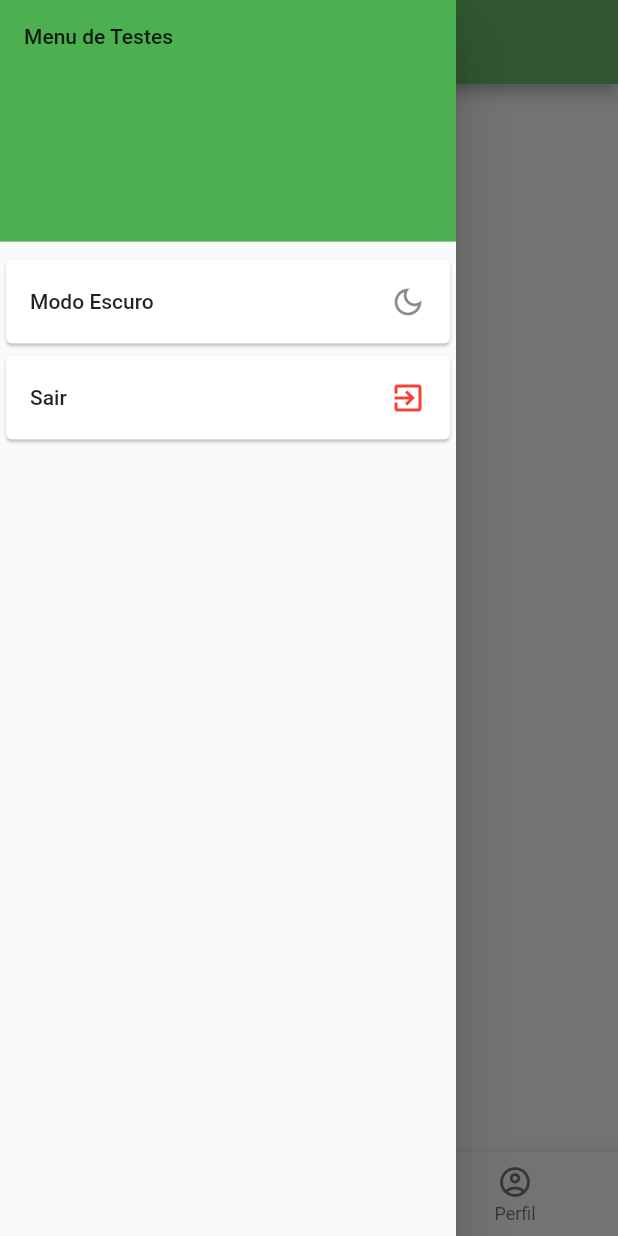
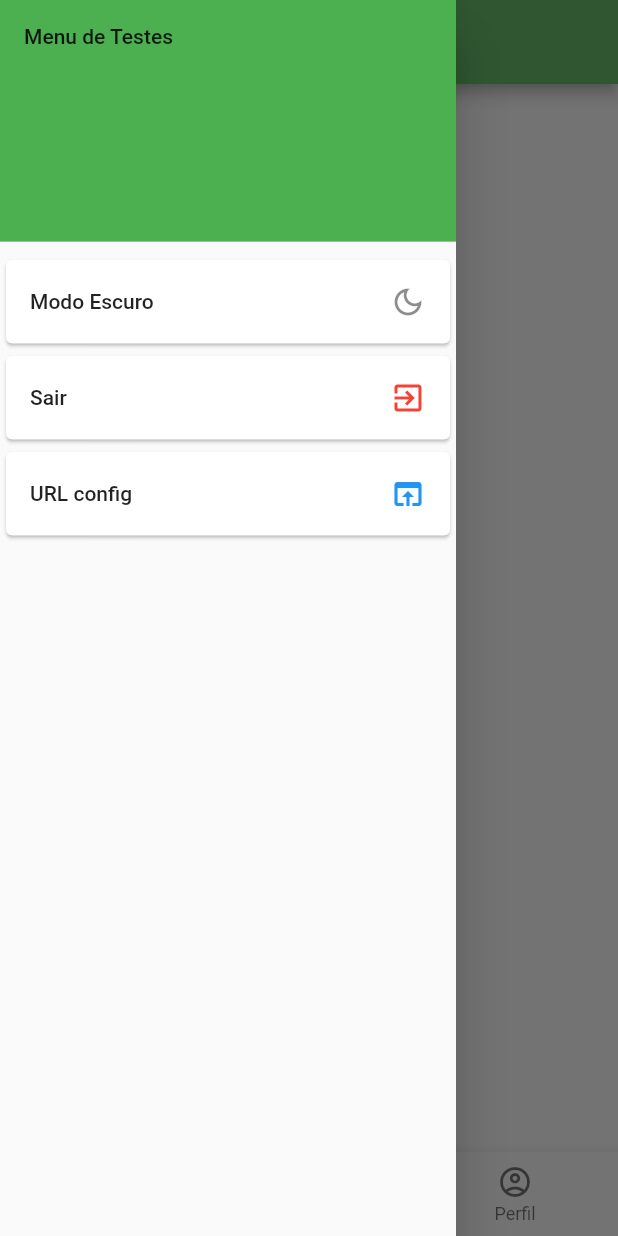
Before and after one commit to caioniehues/ifeira-flutter, a Flutter app: the TelaInicial screen opened directly, with the side drawer open, on a phone screen of 412 x 824 dp. Run offline on Flutter 3.47's test engine with Material 2 defaults, Android fonts, the phone set to English and light mode, and no system bars.

Commit message:
sera q foi?

```diff
--- a/lib/pages/initial_page.dart
+++ b/lib/pages/initial_page.dart
@@ -1,6 +1,8 @@
 // ignore_for_file: prefer_const_constructors, avoid_print
 import 'package:flutter/material.dart';
-import 'package:ifeira_testes/pages/login_page.dart';
+import 'login_page.dart';
+
+import 'setUrl_page.dart';
 
 /// This is the stateful widget that the main application instantiates.
 class TelaInicial extends StatefulWidget {
@@ -80,6 +82,23 @@ class _MyStatefulWidgetState extends State<TelaInicial> {
                 },
               ),
             ),
+            Card(
+              child: ListTile(
+                title: const Text('URL config'),
+                trailing: Icon(
+                  Icons.open_in_browser,
+                  color: Colors.blue
+                ),
+                //trailing: Icon(Icons.exit_app),
+                onTap: () {
+                  Navigator.push(
+                    context,
+                    MaterialPageRoute(
+                        builder: (BuildContext context) => Urlconfig()),
+                  );
+                },
+              ),
+            ),
           ],
         ),
       ),
--- a/lib/pages/login_page.dart
+++ b/lib/pages/login_page.dart
@@ -1,8 +1,8 @@
 // ignore_for_file: prefer_const_constructors
 
 import 'package:flutter/material.dart';
-import 'package:ifeira_testes/pages/initial_page.dart';
-import 'package:ifeira_testes/pages/register_page.dart';
+import 'initial_page.dart';
+import 'register_page.dart';
 //import 'package:ifeira_app_1/modelos/register_page.dart';
 
 class TelaLogin extends StatelessWidget {
--- a/lib/pages/register_page.dart
+++ b/lib/pages/register_page.dart
@@ -2,8 +2,8 @@
 
 import 'package:flutter/material.dart';
 import 'package:flutter/widgets.dart';
-import 'package:ifeira_testes/pages/initial_page.dart';
-import 'package:ifeira_testes/pages/login_page.dart';
+import 'initial_page.dart';
+import 'login_page.dart';
 
 class TelaCadastro extends StatelessWidget {
   final _formKey = GlobalKey<FormState>();
```
